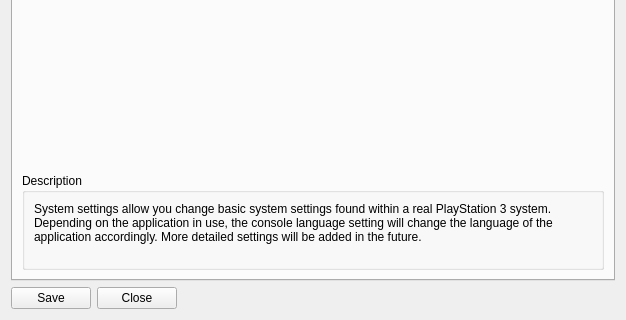
Above: rpcs3/rpcs3qt/settings_dialog.ui from RPCS3/rpcs3 before the change; both pictures show x 0 to 626 and y 353 to 673 of the 626 by 673 pixel window. Below: the same form after it.
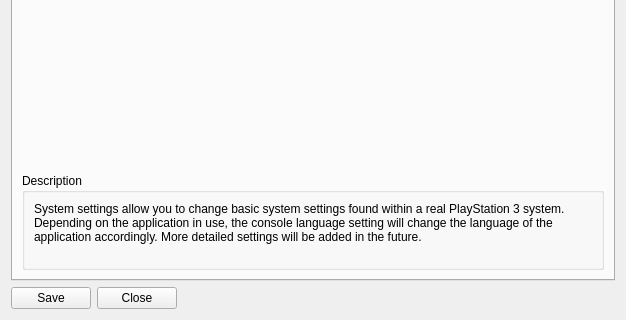
That is the form after the change. The open tabs and pages were chosen to show the change. Icons and pictures are not drawn.

Commit message: Spelling correction

Diff of the .ui file:
```diff
--- a/rpcs3/rpcs3qt/settings_dialog.ui
+++ b/rpcs3/rpcs3qt/settings_dialog.ui
@@ -856,7 +856,7 @@
           <item>
            <widget class="QLabel" name="label_7">
             <property name="text">
-             <string>System settings allow you change basic system settings found within a real PlayStation 3 system. Depending on the application in use, the console language setting will change the language of the application accordingly. More detailed settings will be added in the future.
+             <string>System settings allow you to change basic system settings found within a real PlayStation 3 system. Depending on the application in use, the console language setting will change the language of the application accordingly. More detailed settings will be added in the future.
 </string>
             </property>
             <property name="textFormat">
```
